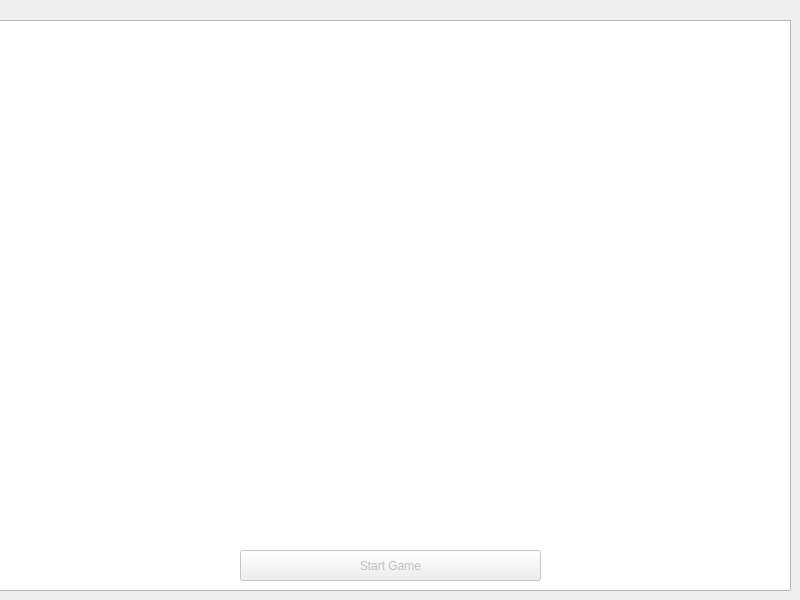
First picture: the form in T-Rex-Game/widget.ui, repository TiagoSchallenberg/Projeto_Final, before the edit.
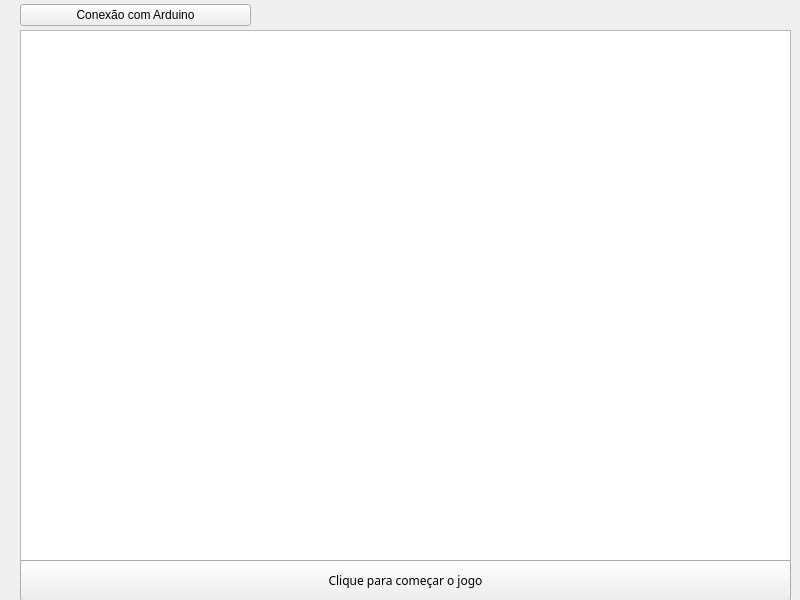
Second picture: the form after the edit.

Patch:
```diff
--- a/T-Rex-Game/widget.ui
+++ b/T-Rex-Game/widget.ui
@@ -16,10 +16,10 @@
   <widget class="QGraphicsView" name="graphicsView">
    <property name="geometry">
     <rect>
-     <x>-10</x>
-     <y>20</y>
-     <width>801</width>
-     <height>571</height>
+     <x>20</x>
+     <y>30</y>
+     <width>771</width>
+     <height>531</height>
     </rect>
    </property>
    <property name="inputMethodHints">
@@ -29,21 +29,54 @@
     <bool>true</bool>
    </property>
   </widget>
-  <widget class="QPushButton" name="startGameButton">
-   <property name="enabled">
-    <bool>false</bool>
+  <widget class="QWidget" name="verticalLayoutWidget">
+   <property name="geometry">
+    <rect>
+     <x>20</x>
+     <y>560</y>
+     <width>771</width>
+     <height>41</height>
+    </rect>
    </property>
+   <layout class="QVBoxLayout" name="verticalLayout">
+    <item>
+     <widget class="QToolButton" name="Start_toolButton">
+      <property name="sizePolicy">
+       <sizepolicy hsizetype="Expanding" vsizetype="Expanding">
+        <horstretch>0</horstretch>
+        <verstretch>0</verstretch>
+       </sizepolicy>
+      </property>
+      <property name="font">
+       <font>
+        <family>Sans Serif</family>
+       </font>
+      </property>
+      <property name="text">
+       <string>Clique para começar o jogo</string>
+      </property>
+     </widget>
+    </item>
+   </layout>
+  </widget>
+  <widget class="QWidget" name="gridLayoutWidget">
    <property name="geometry">
     <rect>
-     <x>240</x>
-     <y>550</y>
-     <width>301</width>
+     <x>20</x>
+     <y>0</y>
+     <width>231</width>
      <height>31</height>
     </rect>
    </property>
-   <property name="text">
-    <string>Start Game</string>
-   </property>
+   <layout class="QGridLayout" name="gridLayout">
+    <item row="0" column="0">
+     <widget class="QPushButton" name="pushButton">
+      <property name="text">
+       <string>Conexão com Arduino</string>
+      </property>
+     </widget>
+    </item>
+   </layout>
   </widget>
  </widget>
  <resources/>
```
